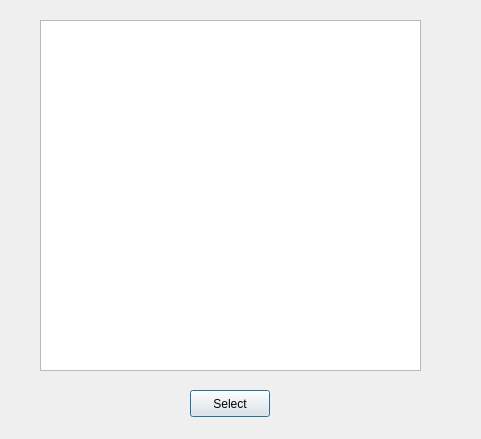
The window that selectcallform.ui (knshiro/csse7005-ugojules) describes before a commit, drawn with Qt 5.
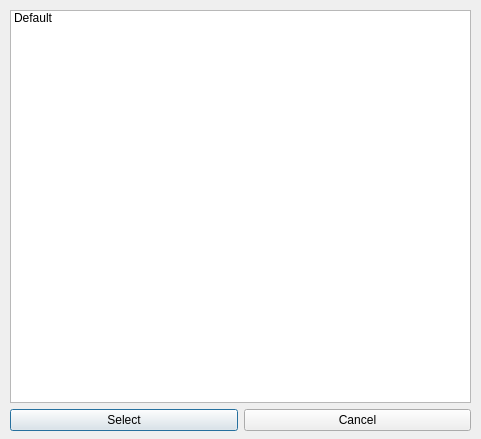
The same window after the commit.

What changed in the file:
```diff
--- a/selectcallform.ui
+++ b/selectcallform.ui
@@ -12,28 +12,47 @@
   <property name="windowTitle" >
    <string>Dialog</string>
   </property>
-  <widget class="QListView" name="filesListView" >
+  <property name="modal" >
+   <bool>true</bool>
+  </property>
+  <widget class="QWidget" name="" >
    <property name="geometry" >
     <rect>
-     <x>40</x>
-     <y>20</y>
-     <width>381</width>
-     <height>351</height>
+     <x>10</x>
+     <y>10</y>
+     <width>461</width>
+     <height>421</height>
     </rect>
    </property>
-  </widget>
-  <widget class="QPushButton" name="selectPushButton" >
-   <property name="geometry" >
-    <rect>
-     <x>190</x>
-     <y>390</y>
-     <width>80</width>
-     <height>27</height>
-    </rect>
-   </property>
-   <property name="text" >
-    <string>Select</string>
-   </property>
+   <layout class="QVBoxLayout" >
+    <item>
+     <widget class="QListWidget" name="filesListWidget" >
+      <item>
+       <property name="text" >
+        <string>Default</string>
+       </property>
+      </item>
+     </widget>
+    </item>
+    <item>
+     <layout class="QHBoxLayout" >
+      <item>
+       <widget class="QPushButton" name="selectPushButton" >
+        <property name="text" >
+         <string>Select</string>
+        </property>
+       </widget>
+      </item>
+      <item>
+       <widget class="QPushButton" name="cancelPushButton" >
+        <property name="text" >
+         <string>Cancel</string>
+        </property>
+       </widget>
+      </item>
+     </layout>
+    </item>
+   </layout>
   </widget>
  </widget>
  <resources/>
```
Left out of the diff: 4 changed lines with no effect on the pictures.
